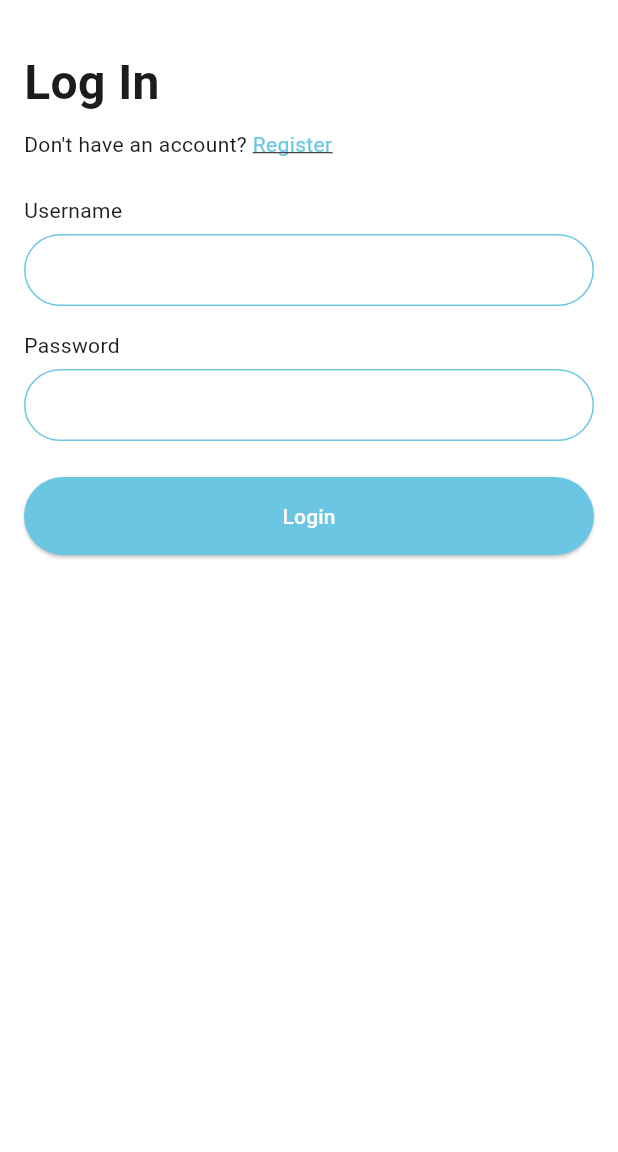
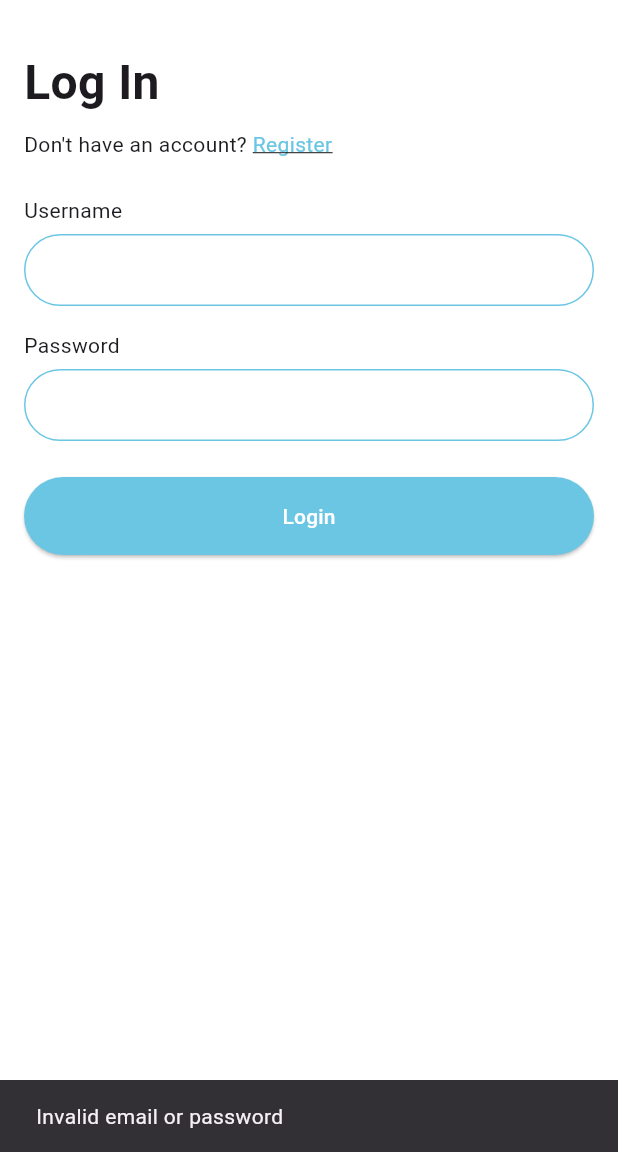
Before and after one commit to Muz1357/techie, a Flutter app: the screen it shows after launch, after a tap on "Login", on a phone screen of 412 x 824 dp, the part 84-1236 px from its top. Run offline on Flutter 3.47's test engine with Material 3 defaults, Android fonts, the phone set to English and light mode, and no system bars.

Commit message:
third commit

```diff
--- a/lib/login.dart
+++ b/lib/login.dart
@@ -9,17 +9,29 @@ class LoginPage extends StatelessWidget {
     final isPortrait =
         MediaQuery.of(context).orientation == Orientation.portrait;
 
+    final emailController = TextEditingController();
+    final passwordController = TextEditingController();
+
+    final List<Map<String, String>> users = [
+      {
+        'email': 'customer@example.com',
+        'password': 'customer123',
+        'role': 'customer',
+      },
+      {'email': 'admin@example.com', 'password': 'admin123', 'role': 'admin'},
+    ];
+
     return Scaffold(
-      backgroundColor: Colors.white, // Set background to white
+      backgroundColor: Colors.white,
       appBar: AppBar(
-        backgroundColor: Color(0xFF6BC6E4),
+        backgroundColor: const Color(0xFF6BC6E4),
         automaticallyImplyLeading: false,
         elevation: 0,
         title: Row(
           mainAxisAlignment: MainAxisAlignment.spaceBetween,
           children: [
             Image.asset('assets/images/icon2.png', width: 40, height: 40),
-            CircleAvatar(
+            const CircleAvatar(
               radius: 20,
               backgroundImage: AssetImage('assets/icons/icon1.png'),
             ),
@@ -27,7 +39,6 @@ class LoginPage extends StatelessWidget {
         ),
       ),
       body: SingleChildScrollView(
-        // Wrap the entire body in a scrollable view
         child: Column(
           children: [
             isPortrait
@@ -36,7 +47,7 @@ class LoginPage extends StatelessWidget {
                   child: Column(
                     crossAxisAlignment: CrossAxisAlignment.start,
                     children: [
-                      const SizedBox(height: 16), // Space below the AppBar
+                      const SizedBox(height: 16),
                       const Text(
                         'Log In',
                         style: TextStyle(
@@ -71,6 +82,7 @@ class LoginPage extends StatelessWidget {
                       const Text('Username'),
                       const SizedBox(height: 6),
                       TextField(
+                        controller: emailController,
                         decoration: InputDecoration(
                           filled: true,
                           fillColor: Colors.white,
@@ -95,6 +107,7 @@ class LoginPage extends StatelessWidget {
                       const Text('Password'),
                       const SizedBox(height: 6),
                       TextField(
+                        controller: passwordController,
                         obscureText: true,
                         decoration: InputDecoration(
                           filled: true,
@@ -120,13 +133,40 @@ class LoginPage extends StatelessWidget {
                       SizedBox(
                         width: double.infinity,
                         child: ElevatedButton(
-                          onPressed: () {},
+                          onPressed: () {
+                            final email = emailController.text.trim();
+                            final password = passwordController.text.trim();
+
+                            final matchedUser = users.firstWhere(
+                              (user) =>
+                                  user['email'] == email &&
+                                  user['password'] == password,
+                              orElse: () => {},
+                            );
+
+                            if (matchedUser.isNotEmpty) {
+                              if (matchedUser['role'] == 'customer') {
+                                Navigator.pushNamed(context, '/dashboard');
+                              } else if (matchedUser['role'] == 'admin') {
+                                Navigator.pushNamed(
+                                  context,
+                                  '/admin_dashboard',
+                                );
+                              }
+                            } else {
+                              ScaffoldMessenger.of(context).showSnackBar(
+                                const SnackBar(
+                                  content: Text('Invalid email or password'),
+                                ),
+                              );
+                            }
+                          },
                           style: ElevatedButton.styleFrom(
                             padding: const EdgeInsets.symmetric(vertical: 16),
                             shape: RoundedRectangleBorder(
                               borderRadius: BorderRadius.circular(30),
                             ),
-                            backgroundColor: Color(0xFF6BC6E4),
+                            backgroundColor: const Color(0xFF6BC6E4),
                           ),
                           child: const Text(
                             'Login',
@@ -138,9 +178,7 @@ class LoginPage extends StatelessWidget {
                   ),
                 )
                 : Padding(
-                  padding: const EdgeInsets.only(
-                    top: 16,
-                  ), // Space between AppBar and content
+                  padding: const EdgeInsets.only(top: 16),
                   child: Row(
                     children: [
                       Expanded(
@@ -149,9 +187,7 @@ class LoginPage extends StatelessWidget {
                           child: Column(
                             crossAxisAlignment: CrossAxisAlignment.start,
                             children: [
-                              const SizedBox(
-                                height: 16,
-                              ), // Space below the AppBar
+                              const SizedBox(height: 16),
                               const Text(
                                 'Log In',
                                 style: TextStyle(
@@ -186,6 +222,7 @@ class LoginPage extends StatelessWidget {
                               const Text('Username'),
                               const SizedBox(height: 6),
                               TextField(
+                                controller: emailController,
                                 decoration: InputDecoration(
                                   filled: true,
                                   fillColor: Colors.white,
@@ -210,6 +247,7 @@ class LoginPage extends StatelessWidget {
                               const Text('Password'),
                               const SizedBox(height: 6),
                               TextField(
+                                controller: passwordController,
                                 obscureText: true,
                                 decoration: InputDecoration(
                                   filled: true,
@@ -235,7 +273,43 @@ class LoginPage extends StatelessWidget {
                               SizedBox(
                                 width: double.infinity,
                                 child: ElevatedButton(
-                                  onPressed: () {},
+                                  onPressed: () {
+                                    final email = emailController.text.trim();
+                                    final password =
+                                        passwordController.text.trim();
+
+                                    final matchedUser = users.firstWhere(
+                                      (user) =>
+                                          user['email'] == email &&
+                                          user['password'] == password,
+                                      orElse: () => {},
+                                    );
+
+                                    if (matchedUser.isNotEmpty) {
+                                      if (matchedUser['role'] == 'customer') {
+                                        Navigator.pushNamed(
+                                          context,
+                                          '/dashboard',
+                                        );
+                                      } else if (matchedUser['role'] ==
+                                          'admin') {
+                                        Navigator.pushNamed(
+                                          context,
+                                          '/admin_dashboard',
+                                        );
+                                      }
+                                    } else {
+                                      ScaffoldMessenger.of(
+                                        context,
+                                      ).showSnackBar(
+                                        const SnackBar(
+                                          content: Text(
+                                            'Invalid email or password',
+                                          ),
+                                        ),
+                                      );
+                                    }
+                                  },
                                   style: ElevatedButton.styleFrom(
                                     padding: const EdgeInsets.symmetric(
                                       vertical: 16,
@@ -243,7 +317,7 @@ class LoginPage extends StatelessWidget {
                                     shape: RoundedRectangleBorder(
                                       borderRadius: BorderRadius.circular(30),
                                     ),
-                                    backgroundColor: Color(0xFF6BC6E4),
+                                    backgroundColor: const Color(0xFF6BC6E4),
                                   ),
                                   child: const Text(
                                     'Login',
--- a/lib/main.dart
+++ b/lib/main.dart
@@ -1,4 +1,6 @@
 import 'package:flutter/material.dart';
+import 'package:techie/admindashboard.dart';
+import 'package:techie/dashboard.dart';
 import 'package:techie/login.dart';
 
 void main() {
@@ -12,6 +14,10 @@ class MyApp extends StatelessWidget {
   @override
   Widget build(BuildContext context) {
     return MaterialApp(
+      routes: {
+        '/dashboard': (context) => DashboardScreen(),
+        '/admin_dashboard': (context) => Admindashboard(),
+      },
       debugShowCheckedModeBanner: false,
       title: 'Flutter Demo',
       theme: ThemeData(
```
Also changed, not shown: lib/admindashboard.dart (added, +10 -0 lines), lib/dashboard.dart (added, +165 -0 lines).
